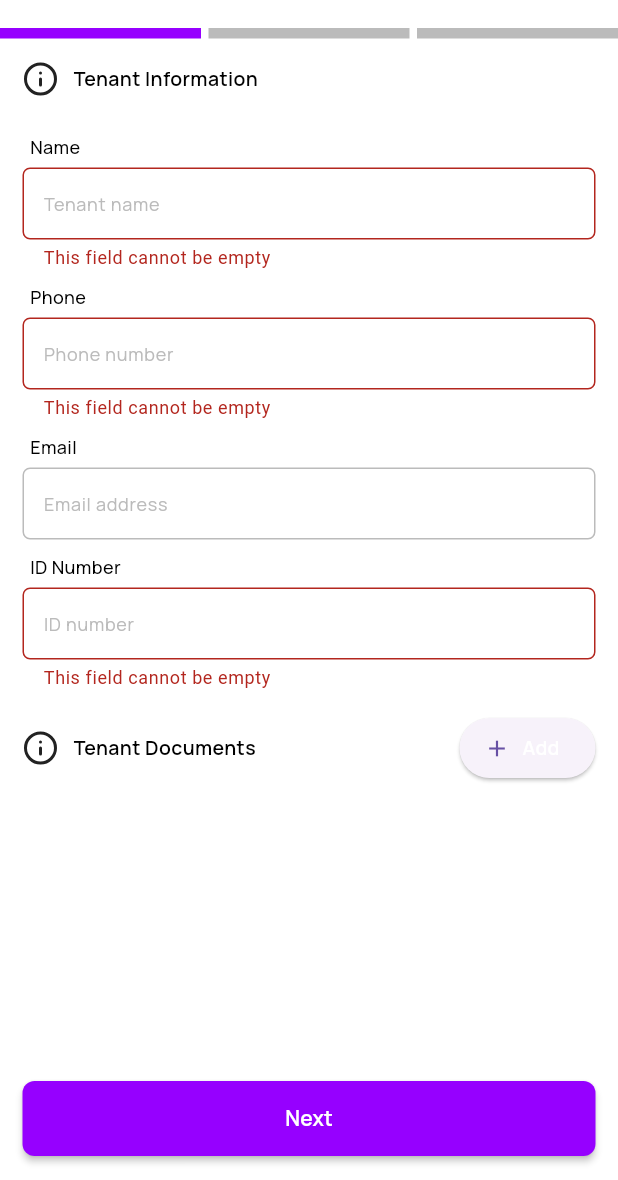
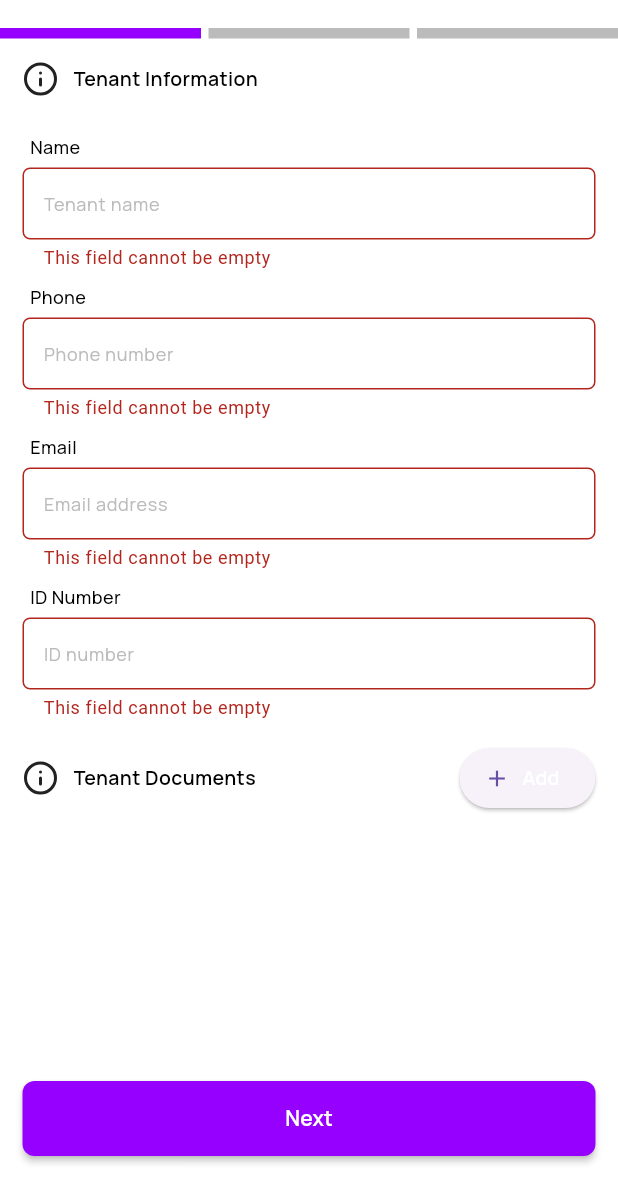
Before and after one commit to AidaBadawy/at_realestate, a Flutter app: the AddTenantsView screen opened by its route, after a tap on "Next", on a phone screen of 412 x 824 dp, the part 56-1236 px from its top. Run offline on Flutter 3.47's test engine with Material 3 defaults, Android fonts, the phone set to English and light mode, and no system bars; our stand-ins replace carousel_slider, dio, file_picker, flutter_slidable, flutter_svg, flutter_typeahead and 12 more; missing offline and left inert: flutter_expanded_tile, flutter_pdfview; accounts and stored records are empty.

Commit message:
ui and import fixes

```diff
--- a/lib/models/property_model.dart
+++ b/lib/models/property_model.dart
@@ -1,3 +1,5 @@
+import 'package:aisu_realestate/models/tenant_model.dart';
+
 class PropertyModel {
   String id;
   String propertyNumber;
@@ -12,6 +14,7 @@ class PropertyModel {
   int monthlyRent;
   int deposit;
   DateTime? nextPayment;
+  TenantModel? tenantModel;
 
   PropertyModel({
     required this.id,
@@ -27,6 +30,7 @@ class PropertyModel {
     required this.monthlyRent,
     required this.deposit,
     this.nextPayment,
+    this.tenantModel,
   });
 
   factory PropertyModel.fromJson(Map<String, dynamic> json) => PropertyModel(
@@ -39,13 +43,15 @@ class PropertyModel {
       description: json["description"],
       landlordId: json["landlord_id"],
       apartmentId: json["apartment_id"],
-        tenantId: json["tenant_id"],
+      tenantId: json["tenant"],
       monthlyRent: json["monthly_rent"],
       deposit: json["deposit"],
       nextPayment: json["next_payment"] == ""
           ? null
           : DateTime.parse(json["next_payment"]),
-      );
+      tenantModel: json["expand"]["tenant"] == null
+          ? null
+          : TenantModel.fromJson(json["expand"]["tenant"]));
 
   Map<String, dynamic> toJson() => {
         "id": id,
@@ -57,7 +63,7 @@ class PropertyModel {
         "description": description,
         "landlord_id": landlordId,
         "apartment_id": apartmentId,
-        "tenant_id": tenantId,
+        "tenant": tenantId,
         "monthly_rent": monthlyRent,
         "deposit": deposit,
         "next_payment": nextPayment,
--- a/lib/ui/common/app_images.dart
+++ b/lib/ui/common/app_images.dart
@@ -24,3 +24,4 @@ const String trashIcon = "assets/icons/trash.svg";
 const String bedIcon = "assets/icons/bed.svg";
 const String bathIcon = "assets/icons/bath.svg";
 const String flatIcon = "assets/icons/flat.svg";
+const String emptyLottie = "assets/json/empty_list.json";
--- a/lib/ui/common/validation.dart
+++ b/lib/ui/common/validation.dart
@@ -5,4 +5,16 @@ class EmptyStringValidator {
     }
     return null; // Return null if the input is valid
   }
+
+  static String? validateEmail(String value) {
+    // Regular expression for basic email validation
+    final emailRegExp = RegExp(r'^[\w-\.]+@([\w-]+\.)+[\w-]{2,4}$');
+
+    if (value.isEmpty) {
+      return 'This field cannot be empty';
+    } else if (!emailRegExp.hasMatch(value)) {
+      return 'Please Enter a valid email';
+    }
+    return null;
+  }
 }
--- a/pubspec.yaml
+++ b/pubspec.yaml
@@ -35,6 +35,7 @@ dependencies:
   crypto: ^3.0.3
   carousel_slider: ^4.2.1
   loading_animation_widget: ^1.2.0+4
+  lottie: ^2.7.0
 
 dev_dependencies:
   build_runner: ^2.4.5
@@ -51,3 +52,4 @@ flutter:
   assets:
     - assets/images/
     - assets/icons/
+    - assets/json/
```
Also changed, not shown: assets/json/empty_list.json (added, +1 -0 lines), lib/ui/views/home/home_view.dart (+19 -15 lines), lib/ui/views/home/home_viewmodel.dart (+11 -1 lines), pubspec.lock, 1 other file. Lines whose indentation alone changed are shown as unchanged.
